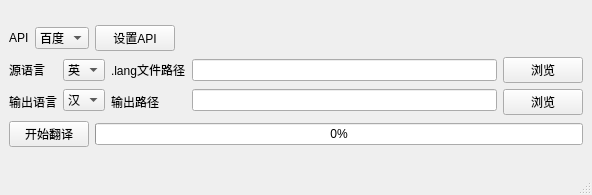
Old version of the form fanyi.ui in the repository liangfeng2333/MC-lang-translator.
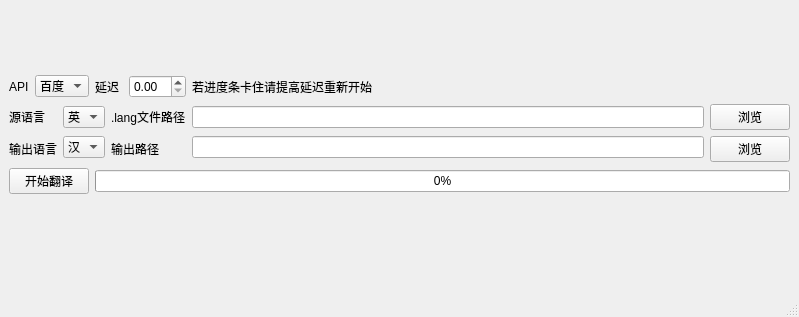
New version of the form.

Commit message: 提交代码

```diff
--- a/fanyi.ui
+++ b/fanyi.ui
@@ -6,8 +6,8 @@
    <rect>
     <x>0</x>
     <y>0</y>
-    <width>592</width>
-    <height>195</height>
+    <width>799</width>
+    <height>317</height>
    </rect>
   </property>
   <property name="windowTitle">
@@ -23,11 +23,13 @@
       <property name="sizeHint" stdset="0">
        <size>
         <width>20</width>
-        <height>40</height>
+        <height>36</height>
        </size>
       </property>
      </spacer>
     </item>
+    <item>
+     <layout class="QHBoxLayout" name="horizontalLayout_8">
     <item>
      <layout class="QHBoxLayout" name="horizontalLayout_5">
       <item>
@@ -46,10 +48,24 @@
         </item>
        </widget>
       </item>
+       </layout>
+      </item>
       <item>
-       <widget class="QPushButton" name="pushButton_4">
+       <layout class="QHBoxLayout" name="horizontalLayout_7">
+        <item>
+         <widget class="QLabel" name="label_7">
         <property name="text">
-         <string>设置API</string>
+           <string>延迟 </string>
+          </property>
+         </widget>
+        </item>
+        <item>
+         <widget class="QDoubleSpinBox" name="doubleSpinBox"/>
+        </item>
+        <item>
+         <widget class="QLabel" name="label_8">
+          <property name="text">
+           <string>若进度条卡住请提高延迟重新开始</string>
         </property>
        </widget>
       </item>
@@ -68,6 +84,8 @@
       </item>
      </layout>
     </item>
+     </layout>
+    </item>
     <item>
      <layout class="QHBoxLayout" name="horizontalLayout_4">
       <item>
@@ -191,6 +209,43 @@
       </item>
      </layout>
     </item>
+    <item>
+     <layout class="QHBoxLayout" name="horizontalLayout_9">
+      <item>
+       <spacer name="horizontalSpacer_3">
+        <property name="orientation">
+         <enum>Qt::Horizontal</enum>
+        </property>
+        <property name="sizeHint" stdset="0">
+         <size>
+          <width>40</width>
+          <height>20</height>
+         </size>
+        </property>
+       </spacer>
+      </item>
+      <item>
+       <widget class="QLabel" name="label_6">
+        <property name="text">
+         <string/>
+        </property>
+       </widget>
+      </item>
+      <item>
+       <spacer name="horizontalSpacer_2">
+        <property name="orientation">
+         <enum>Qt::Horizontal</enum>
+        </property>
+        <property name="sizeHint" stdset="0">
+         <size>
+          <width>40</width>
+          <height>20</height>
+         </size>
+        </property>
+       </spacer>
+      </item>
+     </layout>
+    </item>
     <item>
      <spacer name="verticalSpacer_2">
       <property name="orientation">
@@ -199,7 +254,7 @@
       <property name="sizeHint" stdset="0">
        <size>
         <width>20</width>
-        <height>40</height>
+        <height>35</height>
        </size>
       </property>
      </spacer>
```
Left out of the diff: 2 changed lines with no effect on the pictures. Lines whose indentation alone changed are shown as unchanged. The commit also changes 2 other files.
